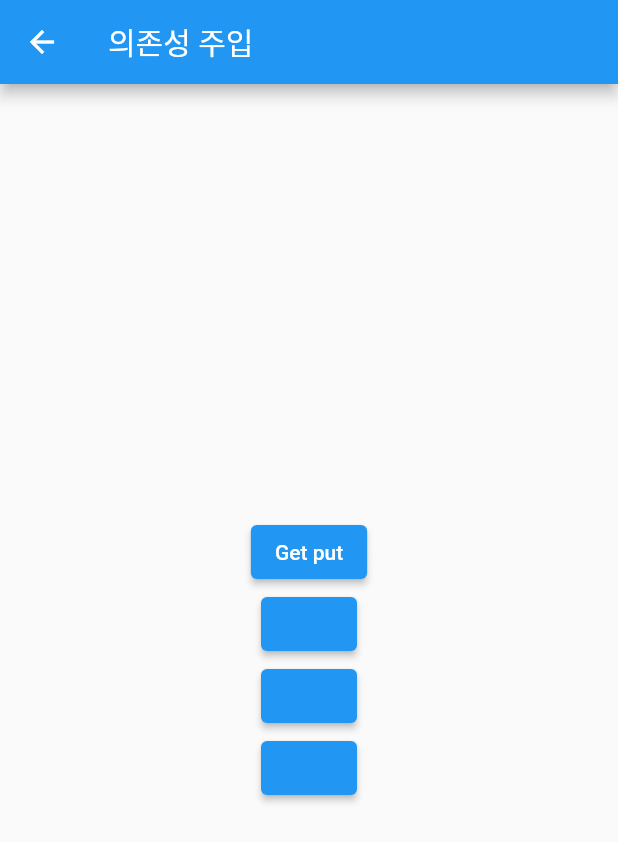
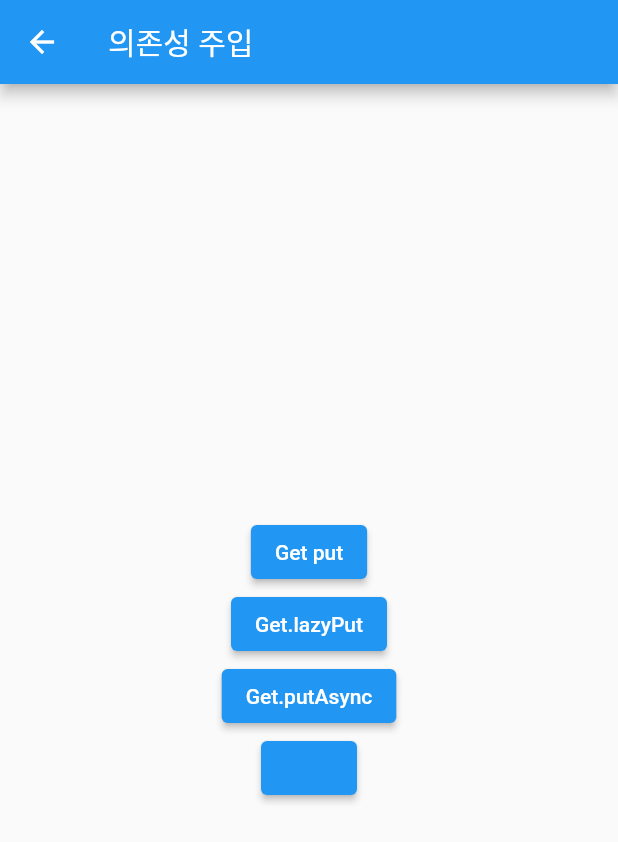
Before and after one commit to kwonsoonho/getX, a Flutter app: the DependencyManagePage screen opened directly, on a phone screen of 412 x 824 dp. Shown: the top 842 px of the screen. Run offline on Flutter 3.47's test engine with Material 2 defaults, Android fonts, the phone set to English and light mode, and no system bars; our stand-ins replace get.

Commit message:
Getput Async 작업중

```diff
--- a/lib/dependencys/dependency_controller.dart
+++ b/lib/dependencys/dependency_controller.dart
@@ -2,4 +2,6 @@ import 'package:get/get.dart';
 
 class DependencyController extends GetxController{
 
+  void incress(){
+  }
 }
--- a/lib/dependencys/dependencys_manage_page.dart
+++ b/lib/dependencys/dependencys_manage_page.dart
@@ -1,5 +1,6 @@
 import 'package:flutter/material.dart';
 import 'package:get/get.dart';
+import 'package:testgetx/dependencys/get_lazyput.dart';
 import 'package:testgetx/dependencys/get_put.dart';
 
 import 'dependency_controller.dart';
@@ -22,13 +23,35 @@ class DependencyManagePage extends StatelessWidget {
                   Get.to(
                     GetPut(),
                     binding: BindingsBuilder(() {
-                      Get.put(DependencyController()); // 페이지 전환 하면서 메모리에 올려주고 페이지가 닫힐 때 자동으로 삭제해준다.
+                      Get.put(
+                          DependencyController()); // 페이지 전환 하면서 메모리에 올려주고 페이지가 닫힐 때 자동으로 삭제해준다.
                     }),
                   );
                 },
                 child: Text("Get put")),
-            ElevatedButton(onPressed: () {}, child: Text("")),
-            ElevatedButton(onPressed: () {}, child: Text("")),
+            ElevatedButton(
+                onPressed: () {
+                  Get.to(
+                    GetLazyPut(), // 컨트롤러에 접근 할 때 메모리에 올린다.
+                    binding: BindingsBuilder(() {
+                      Get.lazyPut(() => DependencyManagePage());
+                    }),
+                  );
+                },
+                child: Text("Get.lazyPut")),
+            ElevatedButton(
+                onPressed: () {
+                  Get.to(
+                    GetPut(),
+                    binding: BindingsBuilder(() {
+                      Get.putAsync<DependencyController>(() async{ // 데이터를 받거나 가공할 때 사용 됨
+                        await Future.delayed(Duration(seconds: 3));
+                        return DependencyController();
+                      });
+                    }),
+                  );
+                },
+                child: Text("Get.putAsync")),
             ElevatedButton(onPressed: () {}, child: Text("")),
           ],
         ),
```
Also changed, not shown: lib/dependencys/get_lazyput.dart (added, +23 -0 lines).
